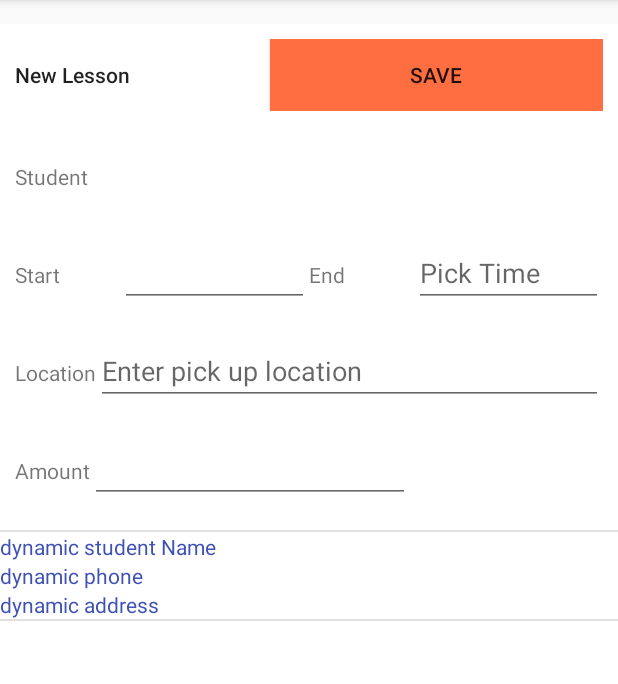
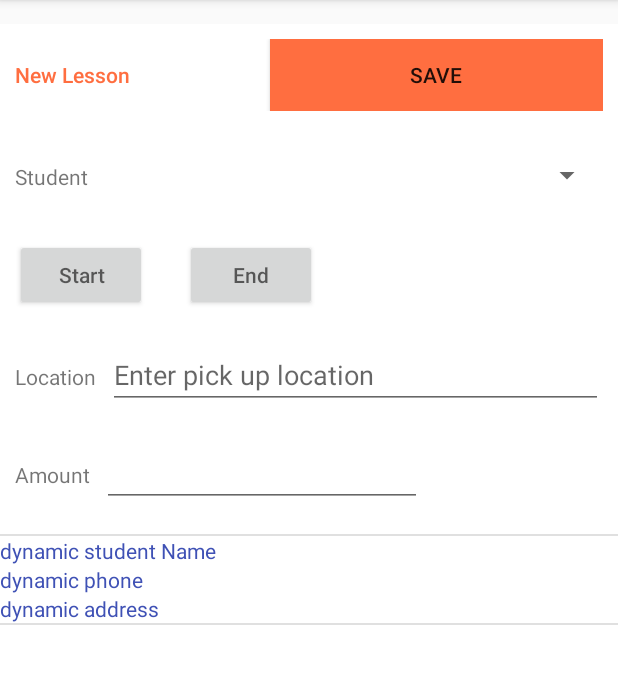
Before and after one commit to 1mara1/sit305_ass2_driving_instructor_manager, an Android app: the screen it shows after launch (MainActivity), after a tap on an icon or button, on a phone screen of 412 x 824 dp, the part 84-768 px from its top. Run offline under Robolectric (Android 15) with nearby library versions, the phone set to English and light mode, and no system bars.

```diff
--- a/app/src/main/AndroidManifest.xml
+++ b/app/src/main/AndroidManifest.xml
@@ -11,7 +11,8 @@
         android:theme="@style/AppTheme">
         <activity
             android:name=".ListActivity"
-            android:label="@string/title_activity_list" />
+            android:label="@string/title_activity_list"
+            android:theme="@style/AppTheme.ActionBar" />
         <activity
             android:name=".MainActivity"
             android:configChanges="orientation|screenSize">
--- a/app/src/main/java/com/example/drivingschoolmanagerandplanner/DashboardFragment.java
+++ b/app/src/main/java/com/example/drivingschoolmanagerandplanner/DashboardFragment.java
@@ -10,6 +10,13 @@ import android.view.View;
 import android.view.ViewGroup;
 import android.widget.ImageButton;
 import android.widget.ImageView;
+
+import com.example.drivingschoolmanagerandplanner.models.DrivingTest;
+import com.example.drivingschoolmanagerandplanner.models.Lesson;
+import com.example.drivingschoolmanagerandplanner.models.Package;
+import com.example.drivingschoolmanagerandplanner.models.Student;
+
+import java.util.ArrayList;
 import java.util.Objects;
 
 
@@ -23,6 +30,12 @@ public class DashboardFragment extends Fragment {
     private ImageButton studentsViewImageButton;
     private ImageButton packagesImageButton;
     private ImageButton lessonsImageButton;
+
+
+    final ArrayList<DrivingTest> tests = new ArrayList<>();
+    final ArrayList<Student> students = new ArrayList<>();
+    final ArrayList<Package> packages = new ArrayList<>();
+    final ArrayList<Lesson> lessons = new ArrayList<>();
 
     public DashboardFragment() {
         // Required empty public constructor
@@ -111,16 +124,16 @@ public class DashboardFragment extends Fragment {
         lessonsImageButton.setOnClickListener(new View.OnClickListener() {
             @Override
             public void onClick(View view) {
-                // SetListFragment(new ListFragment());
-                SetListFragment("lessons");
+                SetFragment(new ListRecordsFragment<Lesson>(lessons));
+//                SetListFragment("lessons");
             }
         });
 
         packagesImageButton.setOnClickListener(new View.OnClickListener() {
             @Override
             public void onClick(View view) {
-                // SetListFragment(new ListFragment());
-                SetListFragment("packages");
+                SetFragment(new ListRecordsFragment<Package>(packages));
+               // SetListFragment("packages");
             }
         });
     }
--- a/app/src/main/java/com/example/drivingschoolmanagerandplanner/LessonFragment.java
+++ b/app/src/main/java/com/example/drivingschoolmanagerandplanner/LessonFragment.java
@@ -1,19 +1,25 @@
 package com.example.drivingschoolmanagerandplanner;
 
+import android.app.ActionBar;
 import android.app.TimePickerDialog;
 import android.os.Bundle;
 
+import androidx.appcompat.app.AppCompatActivity;
+import androidx.appcompat.widget.Toolbar;
 import androidx.fragment.app.Fragment;
 
 import android.text.InputType;
+import android.util.Log;
 import android.view.LayoutInflater;
 import android.view.View;
 import android.view.ViewGroup;
+import android.widget.Button;
 import android.widget.EditText;
 import android.widget.TextView;
 import android.widget.TimePicker;
 
 import java.util.Calendar;
+import java.util.Objects;
 
 
 /**
@@ -23,9 +29,10 @@ import java.util.Calendar;
  */
 public class LessonFragment extends Fragment {
 
+    private static final String TAG = "LessonFragment" ;
     TextView timeTextView;
-    EditText timeStartEditText;
-    EditText timeEndEditText;
+    Button timeStartButton;
+    Button timeEndButton;
     TimePickerDialog picker;
 //    // TODO: Rename parameter arguments, choose names that match
 //    // the fragment initialization parameters, e.g. ARG_ITEM_NUMBER
@@ -58,9 +65,17 @@ public class LessonFragment extends Fragment {
 //        return fragment;
 //    }
 //
-//    @Override
+
+
+
+   @Override
     public void onCreate(Bundle savedInstanceState) {
         super.onCreate(savedInstanceState);
+       setHasOptionsMenu(true);
+
+
+        //        ActionBar ab = (getActivity()).getActionBar();
+//        ab.setTitle("New Lesson");
 //        if (getArguments() != null) {
 ////            mParam1 = getArguments().getString(ARG_PARAM1);
 ////            mParam2 = getArguments().getString(ARG_PARAM2);
@@ -70,15 +85,19 @@ public class LessonFragment extends Fragment {
     @Override
     public View onCreateView(LayoutInflater inflater, ViewGroup container,
                              Bundle savedInstanceState) {
+
         // Inflate the layout for this fragment
         final View view =  inflater.inflate(R.layout.fragment_lesson, container, false);
 
+        ActionBar actionBar = getActivity().getActionBar();
+        Log.d(TAG, "onCreateView: " + actionBar);
+
         // Inflate the layout for this fragment
 
-        timeStartEditText = (EditText)view.findViewById(R.id.timeStartLessonEditText);
-        timeEndEditText = (EditText)view.findViewById(R.id.timeEndLessonEditText);
-        timeStartEditText.setInputType(InputType.TYPE_NULL);
-        timeStartEditText.setOnClickListener(new View.OnClickListener() {
+        timeStartButton = (Button)view.findViewById(R.id.timeStartLessonButton);
+        timeEndButton = (Button)view.findViewById(R.id.timeEndLessonButton);
+        timeStartButton.setInputType(InputType.TYPE_NULL);
+        timeStartButton.setOnClickListener(new View.OnClickListener() {
             @Override
             public void onClick(View v) {
 
@@ -92,14 +111,14 @@ public class LessonFragment extends Fragment {
                         new TimePickerDialog.OnTimeSetListener() {
                             @Override
                             public void onTimeSet(TimePicker tp, int sHour, int sMinute) {
-                                timeStartEditText.setText(sHour + ":" + sMinute);
+                                timeStartButton.setText("Start "+ sHour + ":" + sMinute);
                             }
                         }, hour, minutes, true);
                 picker.show();
             }
         });
 
-        timeEndEditText.setOnClickListener(new View.OnClickListener() {
+        timeEndButton.setOnClickListener(new View.OnClickListener() {
             @Override
             public void onClick(View v) {
 
@@ -113,7 +132,7 @@ public class LessonFragment extends Fragment {
                         new TimePickerDialog.OnTimeSetListener() {
                             @Override
                             public void onTimeSet(TimePicker tp, int sHour, int sMinute) {
-                                timeEndEditText.setText(sHour + ":" + sMinute);
+                                timeEndButton.setText("End "+sHour + ":" + sMinute);
                             }
                         }, hour, minutes, true);
                 picker.show();
--- a/app/src/main/res/layout/fragment_driving_test.xml
+++ b/app/src/main/res/layout/fragment_driving_test.xml
@@ -54,7 +54,7 @@
                     android:layout_height="wrap_content"
                     android:text="@string/student" />
 
-                <EditText
+                <Spinner
                     android:id="@+id/studentTestEditText"
                     android:layout_width="wrap_content"
                     android:layout_height="wrap_content"
@@ -72,7 +72,7 @@
                 android:orientation="horizontal">
 
                 <TextView
-                    android:id="@+id/textView2"
+                    android:id="@+id/timeStartLessonButton"
                     android:layout_width="85dp"
                     android:layout_height="wrap_content"
                     android:text="Start" />
--- a/app/src/main/res/layout/fragment_lesson.xml
+++ b/app/src/main/res/layout/fragment_lesson.xml
@@ -25,7 +25,8 @@
                 android:layout_marginEnd="20dp"
                 android:layout_marginRight="20dp"
                 android:text="New Lesson"
-                android:textAppearance="@style/TextAppearance.AppCompat.Body2" />
+                android:textAppearance="@style/TextAppearance.AppCompat.Body2"
+                android:textColor="#FF6E40" />
 
             <Button
                 android:id="@+id/saveLesson"
@@ -48,7 +49,7 @@
                 android:layout_height="wrap_content"
                 android:text="@string/student" />
 
-            <com.google.android.material.textfield.TextInputLayout
+            <Spinner
                 android:layout_width="match_parent"
                 android:layout_height="match_parent"/>
 
@@ -68,34 +69,18 @@
             android:layout_margin="10dp"
             android:orientation="horizontal">
 
-            <TextView
-                android:id="@+id/textView2"
-                android:layout_width="70dp"
-                android:layout_height="wrap_content"
-                android:text="Start" />
-
-            <EditText
-                android:id="@+id/timeStartLessonEditText"
+            <Button
+                android:id="@+id/timeStartLessonButton"
                 android:layout_width="wrap_content"
                 android:layout_height="wrap_content"
-                android:layout_weight="1"
-                android:ems="10"
-                android:inputType="textPersonName" />
+                android:layout_marginRight="25dp"
+                android:hint="Start" />
 
-            <TextView
-                android:id="@+id/textView4"
-                android:layout_width="70dp"
-                android:layout_height="wrap_content"
-                android:text="End"
-                android:textAlignment="viewStart" />
-
-            <EditText
-                android:id="@+id/timeEndLessonEditText"
+            <Button
+                android:id="@+id/timeEndLessonButton"
                 android:layout_width="wrap_content"
                 android:layout_height="wrap_content"
-                android:layout_weight="1"
-                android:ems="10"
-                android:hint="@string/pick_time"
+                android:hint="End"
                 android:inputType="textPersonName" />
 
         </LinearLayout>
@@ -110,6 +95,7 @@
                 android:id="@+id/textView10"
                 android:layout_width="wrap_content"
                 android:layout_height="wrap_content"
+                android:layout_marginRight="8dp"
                 android:text="Location" />
 
             <EditText
@@ -132,6 +118,7 @@
                 android:id="@+id/textView6"
                 android:layout_width="wrap_content"
                 android:layout_height="wrap_content"
+                android:layout_marginRight="8dp"
                 android:text="Amount" />
 
             <EditText
--- a/app/src/main/res/layout/list_tem_view_holder.xml
+++ b/app/src/main/res/layout/list_tem_view_holder.xml
@@ -4,7 +4,6 @@
     xmlns:tools="http://schemas.android.com/tools"
     android:layout_width="match_parent"
     android:layout_height="wrap_content"
-    android:layout_margin="16dp"
     android:orientation="vertical">
 
 
@@ -45,6 +44,8 @@
         <LinearLayout
             android:layout_width="match_parent"
             android:layout_height="wrap_content"
+            android:layout_marginStart="8dp"
+            android:layout_marginEnd="8dp"
             android:orientation="horizontal">
 
             <TextView
```
Also changed, not shown: app/src/main/java/com/example/drivingschoolmanagerandplanner/ListActivity.java (+23 -10 lines), app/src/main/java/com/example/drivingschoolmanagerandplanner/ListRecordsFragment.java (+7 -6 lines), app/src/main/java/com/example/drivingschoolmanagerandplanner/StudentFragment.java (+44 -32 lines), app/src/main/java/com/example/drivingschoolmanagerandplanner/data/DbHandler.java (added, +173 -0 lines), app/src/main/java/com/example/drivingschoolmanagerandplanner/models/Student.java (+28 -8 lines).
